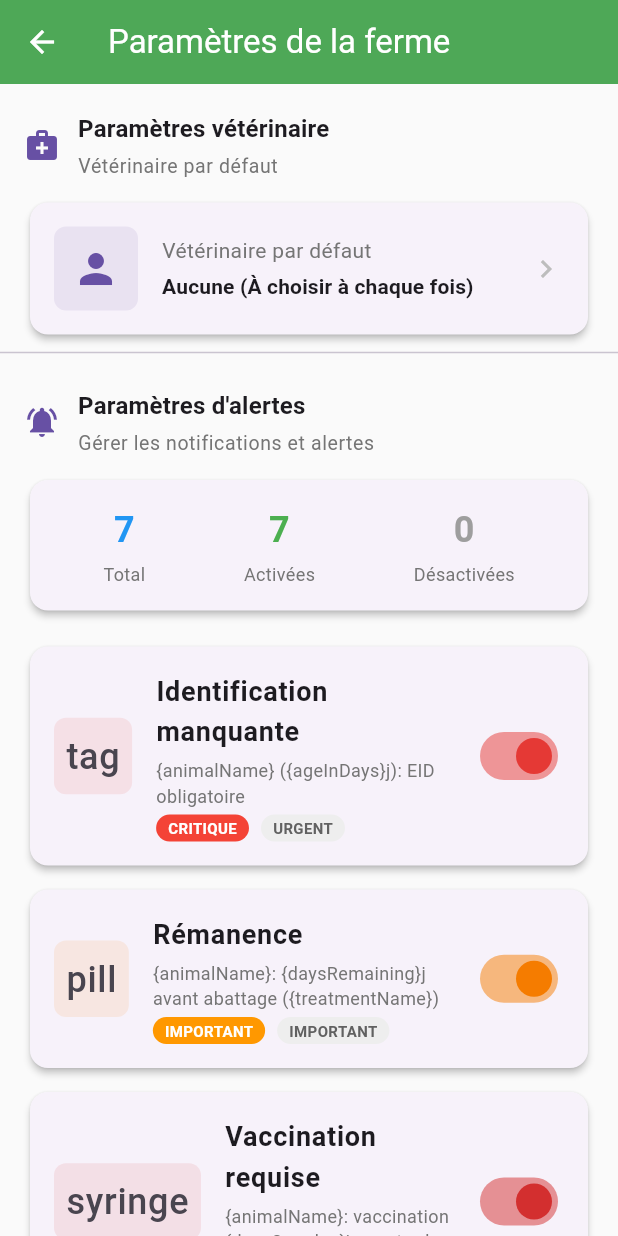
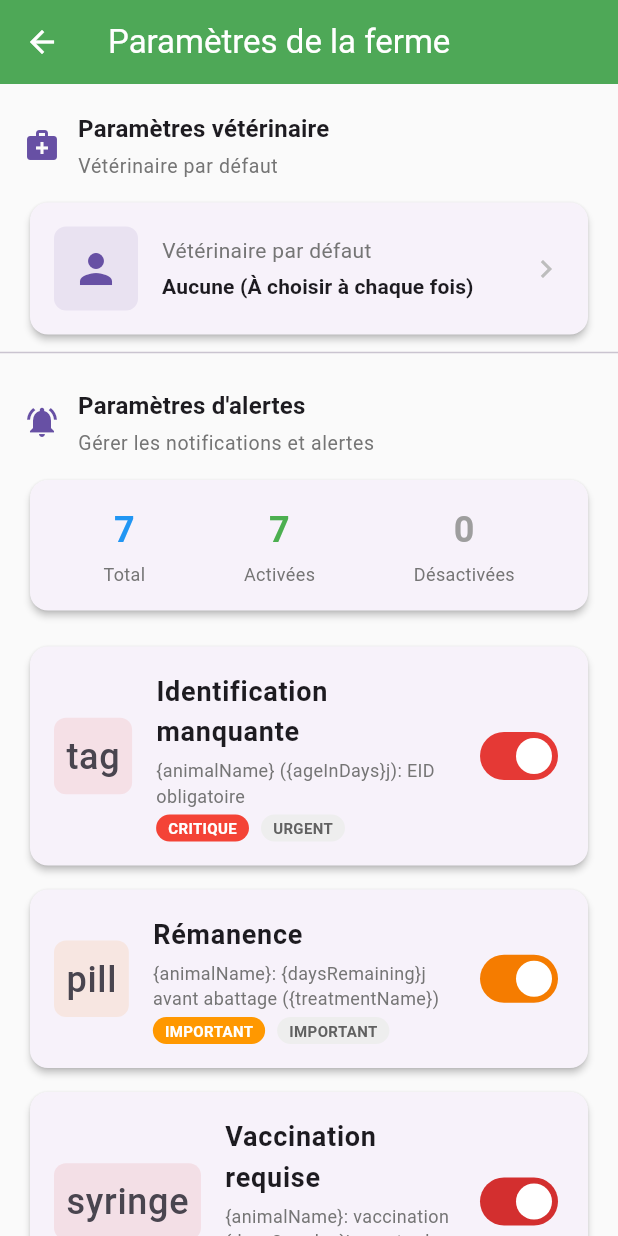
Before and after one commit to ecolealgerienne-ui/ani_tra, a Flutter app: the FarmSettingsScreen screen opened directly, scrolled down 576 dp, on a phone screen of 412 x 824 dp. Run offline on Flutter 3.47's test engine with Material 3 defaults, Android fonts, the phone set to English and light mode, and no system bars; our stand-ins replace drift, flutter_local_notifications, pdf, shared_preferences, timezone; missing offline and left inert: mobile_scanner, universal_html; accounts and stored records are empty; generated files the repository leaves out were written again.

Commit message:
fix: resolve flutter analyze warnings in farm_settings_screen
1. Replace deprecated 'activeColor' with 'activeTrackColor' in Switch widget
   - Line 985: Switch now uses activeTrackColor instead of deprecated activeColor

2. Remove unused 'showChevron' parameter from _SettingsCard
   - Parameter was never explicitly set (always used default value true)
   - Simplified by removing parameter and always showing chevron icon
   - Chevron is always displayed for all _SettingsCard instances

```diff
--- a/lib/screens/settings/farm_settings_screen.dart
+++ b/lib/screens/settings/farm_settings_screen.dart
@@ -982,7 +982,7 @@ class _AlertConfigItem extends StatelessWidget {
           ),
           trailing: Switch(
             value: config.enabled,
-            activeColor: color,
+            activeTrackColor: color,
             onChanged: (value) async {
               try {
                 await alertProvider.toggleEnabled(config.id, value);
@@ -1162,7 +1162,6 @@ class _SettingsCard extends StatelessWidget {
   final String value;
   final String? subtitle;
   final VoidCallback onTap;
-  final bool showChevron;
 
   const _SettingsCard({
     required this.icon,
@@ -1170,7 +1169,6 @@ class _SettingsCard extends StatelessWidget {
     required this.value,
     this.subtitle,
     required this.onTap,
-    this.showChevron = true,
   });
 
   @override
@@ -1232,11 +1230,10 @@ class _SettingsCard extends StatelessWidget {
                   ],
                 ),
               ),
-              if (showChevron)
-                Icon(
-                  Icons.chevron_right,
-                  color: Colors.grey[400],
-                ),
+              Icon(
+                Icons.chevron_right,
+                color: Colors.grey[400],
+              ),
             ],
           ),
         ),
```
